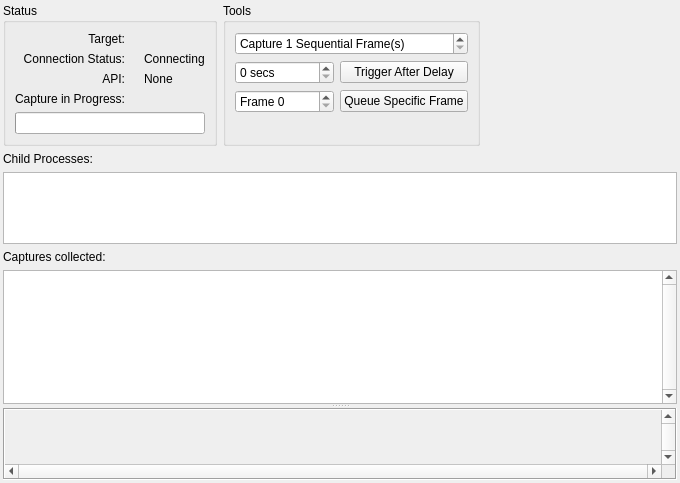
Above: qrenderdoc/Windows/Dialogs/LiveCapture.ui from baldurk/renderdoc before the change. Below: the same form after it.
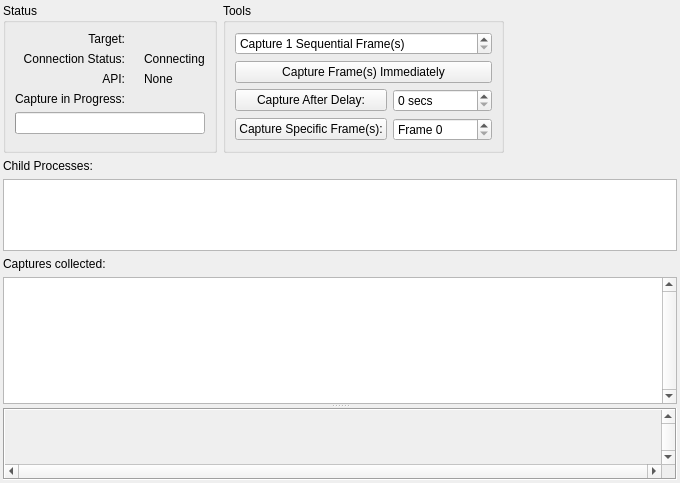
That is the form after the change. Icons and pictures are not drawn. Custom widgets are drawn as their Qt base class.

Commit message:
Add 'capture frame immediately' button
* This should be more obvious especially on e.g. android where there's no
  overlay and key shortcut.

What changed in the file:
```diff
--- a/qrenderdoc/Windows/Dialogs/LiveCapture.ui
+++ b/qrenderdoc/Windows/Dialogs/LiveCapture.ui
@@ -190,7 +190,7 @@
          <string>Tools</string>
         </property>
         <layout class="QGridLayout" name="gridLayout_3">
-         <item row="1" column="0">
+         <item row="2" column="1">
           <widget class="QDoubleSpinBox" name="captureDelay">
            <property name="baseSize">
             <size>
@@ -212,7 +212,7 @@
            </property>
           </widget>
          </item>
-         <item row="2" column="0">
+         <item row="3" column="1">
           <widget class="QDoubleSpinBox" name="captureFrame">
            <property name="prefix">
             <string>Frame </string>
@@ -225,17 +225,17 @@
            </property>
           </widget>
          </item>
-         <item row="1" column="1">
-          <widget class="QPushButton" name="triggerCapture">
+         <item row="2" column="0">
+          <widget class="QPushButton" name="triggerDelayedCapture">
            <property name="text">
-            <string>Trigger After Delay</string>
+            <string>Capture After Delay:</string>
            </property>
           </widget>
          </item>
-         <item row="2" column="1">
+         <item row="3" column="0">
           <widget class="QPushButton" name="queueCap">
            <property name="text">
-            <string>Queue Specific Frame</string>
+            <string>Capture Specific Frame(s):</string>
            </property>
           </widget>
          </item>
@@ -267,7 +267,7 @@
            </property>
           </widget>
          </item>
-         <item row="3" column="0" colspan="2">
+         <item row="4" column="0" colspan="2">
           <spacer name="verticalSpacer">
            <property name="orientation">
             <enum>Qt::Vertical</enum>
@@ -280,6 +280,13 @@
            </property>
           </spacer>
          </item>
+         <item row="1" column="0" colspan="2">
+          <widget class="QPushButton" name="triggerImmediateCapture">
+           <property name="text">
+            <string>Capture Frame(s) Immediately</string>
+           </property>
+          </widget>
+         </item>
         </layout>
        </widget>
       </item>
```
The commit also changes 2 other files.
